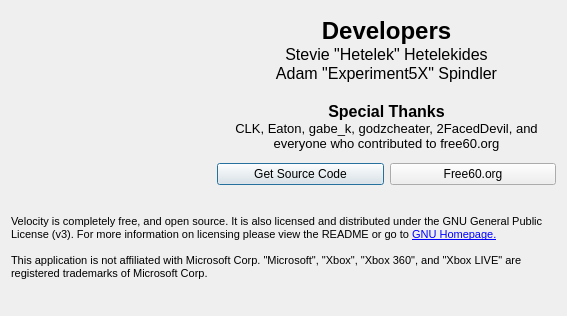
The window that Velocity/about.ui (hetelek/Velocity) describes before a commit, drawn with Qt 5.
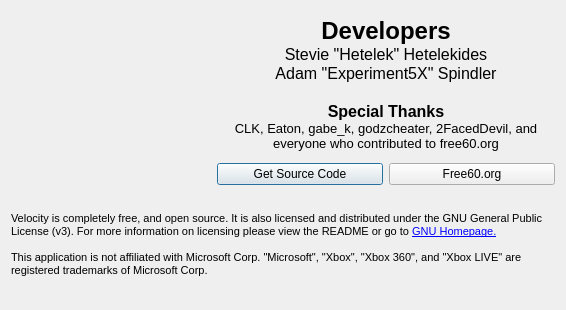
The same window after the commit. Icons and pictures are not drawn.

Commit message: the song "Developers" loops now

Diff of the .ui file:
```diff
--- a/Velocity/about.ui
+++ b/Velocity/about.ui
@@ -6,8 +6,8 @@
    <rect>
     <x>0</x>
     <y>0</y>
-    <width>567</width>
-    <height>316</height>
+    <width>566</width>
+    <height>310</height>
    </rect>
   </property>
   <property name="windowTitle">
```
The commit also changes 2 other files.
